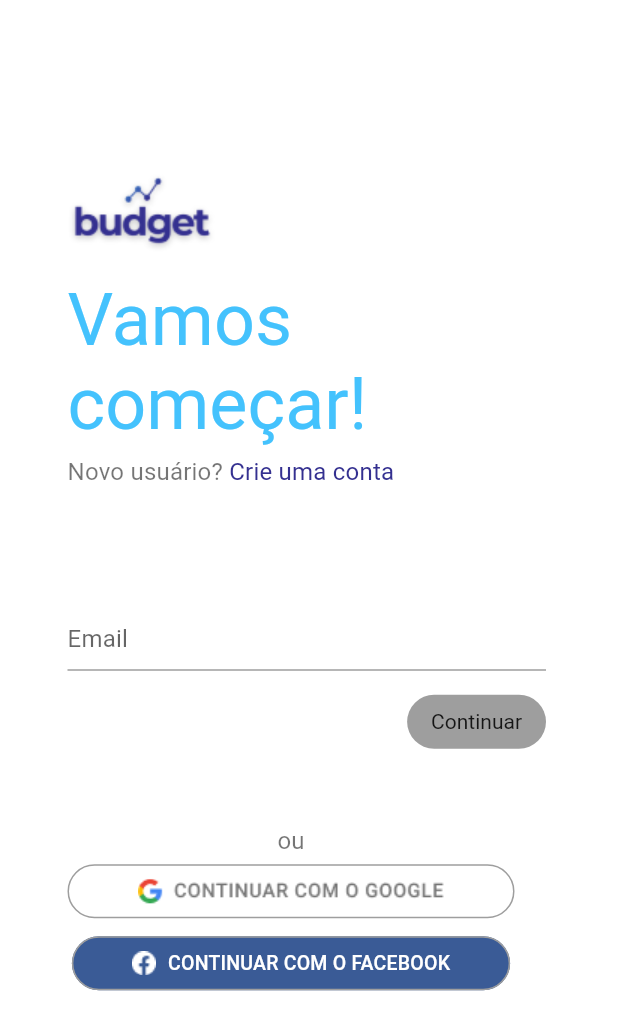
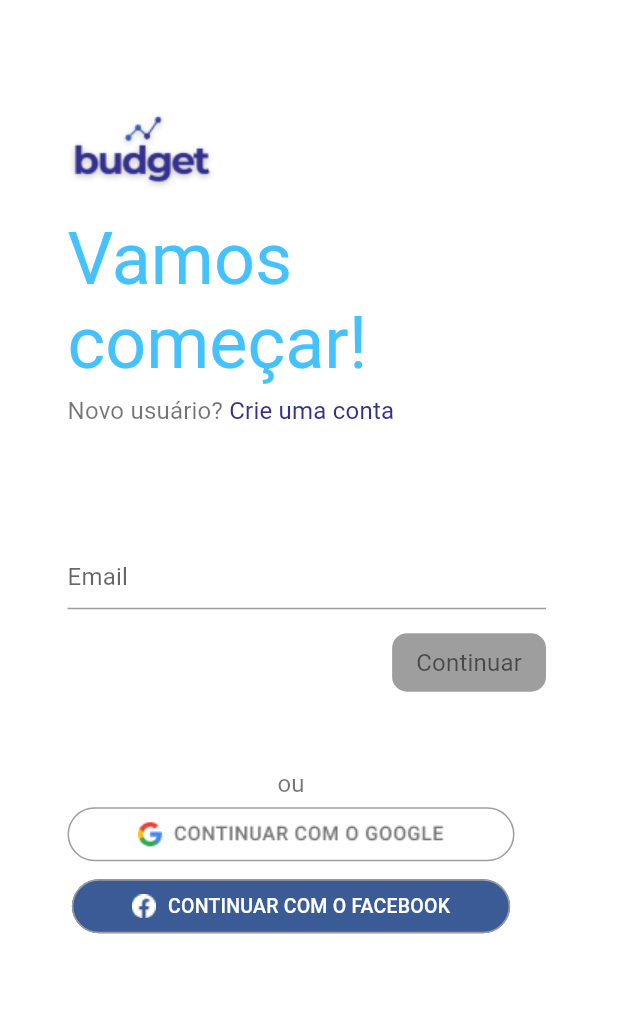
Before and after one commit to adensoares/raroacademy-budget, a Flutter app: the screen it shows after launch, after a tap on "Continuar", on a phone screen of 412 x 824 dp. Shown: the top 1030 px of the screen. Run offline on Flutter 3.47's test engine with Material 2 defaults, Android fonts, the phone set to English and light mode, and no system bars; missing offline and left inert: animated_card, validatorless; project files that could hold a hidden picture were left out.

Commit message:
validação da login page,  alteração na customtextFormField e adição da extensão ValidatorLess

```diff
--- a/lib/src/modules/login/login_page.dart
+++ b/lib/src/modules/login/login_page.dart
@@ -1,10 +1,12 @@
 import 'package:budget/src/modules/login/buttons/facebook/button_facebook_widget.dart';
 import 'package:budget/src/modules/login/buttons/google/button_google_widget.dart';
+import 'package:budget/src/shared/constants/app_colors.dart';
 import 'package:budget/src/shared/constants/app_text_styles.dart';
 import 'package:budget/src/shared/widgets/button_widget.dart';
 import 'package:budget/src/shared/widgets/custom_text_form_field.dart';
 import 'package:budget/src/shared/widgets/header_page_login_widget.dart';
 import 'package:flutter/material.dart';
+import 'package:validatorless/validatorless.dart';
 
 class LoginPage extends StatefulWidget {
   LoginPage({Key? key}) : super(key: key);
@@ -14,6 +16,9 @@ class LoginPage extends StatefulWidget {
 }
 
 class _LoginPageState extends State<LoginPage> {
+  final _formloginkey = GlobalKey<FormState>();
+  final emailEC = TextEditingController();
+
   @override
   Widget build(BuildContext context) {
     return Scaffold(
@@ -25,7 +30,7 @@ class _LoginPageState extends State<LoginPage> {
           child: Center(
             child: Padding(
               padding: const EdgeInsets.only(
-                  top: 115, bottom: 32, left: 45, right: 48),
+                  top: 74, bottom: 32, left: 45, right: 48),
               child: Column(
                 crossAxisAlignment: CrossAxisAlignment.start,
                 children: [
@@ -38,7 +43,20 @@ class _LoginPageState extends State<LoginPage> {
                         ontap: () {}),
                   ),
                   SizedBox(height: 64),
+                  Column(
+                    mainAxisSize: MainAxisSize.min,
+                    children: [
+                      Form(
+                        key: _formloginkey,
+                        child: Column(
+                          mainAxisSize: MainAxisSize.min,
+                          children: [
                             CustomTextFormField(
+                              controler: emailEC,
+                              validator: Validatorless.multiple([
+                                Validatorless.email('email inválido'),
+                                Validatorless.required('campo requerido!')
+                              ]),
                               labelText: 'Email',
                               hintText: 'insira seu email',
                             ),
@@ -48,15 +66,33 @@ class _LoginPageState extends State<LoginPage> {
                             Align(
                                 alignment: Alignment.centerRight,
                                 child: ButtonWidget(
-                      borderRadius: 34,
+                                  color: Colors.grey,
+                                  borderRadius: 10,
                                   child: Padding(
                                     padding: const EdgeInsets.only(
-                            top: 10, bottom: 10, right: 16, left: 16),
-                        child: Text('Continuar'),
+                                        top: 10,
+                                        bottom: 10,
+                                        right: 16,
+                                        left: 16),
+                                    child: Text(
+                                      'Continuar',
+                                      style: AppTextStyles.gray16w400Roboto,
                                     ),
-                      onTap: () {},
-                      color: Colors.grey,
                                   ),
+                                  onTap: () {
+                                    var formvalid = _formloginkey.currentState
+                                            ?.validate() ??
+                                        false;
+                                    if (formvalid) {
+                                      // * chamar a controler para tratar os dados
+
+                                    }
+                                  },
+                                )),
+                          ],
+                        ),
+                      ),
+                    ],
                   ),
                   SizedBox(
                     height: 52,
--- a/lib/src/shared/widgets/custom_text_form_field.dart
+++ b/lib/src/shared/widgets/custom_text_form_field.dart
@@ -1,17 +1,20 @@
+import 'package:flutter/material.dart';
+
 import 'package:budget/src/shared/constants/app_colors.dart';
 import 'package:budget/src/shared/constants/app_text_styles.dart';
-import 'package:flutter/material.dart';
 
 class CustomTextFormField extends StatelessWidget {
   const CustomTextFormField({
     Key? key,
     this.hintText,
     this.labelText,
+    this.helperText,
     this.keyboardType,
     this.suffixIcon,
     this.border,
-    this.helperText,
     this.onTap,
+    this.validator,
+    this.controler,
   }) : super(key: key);
 
   final String? hintText;
@@ -22,6 +25,8 @@ class CustomTextFormField extends StatelessWidget {
   final bool obscureText = false;
   final InputBorder? border;
   final void Function()? onTap;
+  final String? Function(String?)? validator;
+  final TextEditingController? controler;
 
   @override
   Widget build(BuildContext context) {
@@ -30,6 +35,8 @@ class CustomTextFormField extends StatelessWidget {
       obscureText: obscureText,
       cursorColor: AppColors.black,
       style: AppTextStyles.black16w400Roboto,
+      controller: controler,
+      validator: validator,
       onTap: onTap,
       decoration: InputDecoration(
         focusedBorder: UnderlineInputBorder(
--- a/pubspec.yaml
+++ b/pubspec.yaml
@@ -29,6 +29,7 @@ dependencies:
   # Use with the CupertinoIcons class for iOS style icons.
   cupertino_icons: ^1.0.2
   animated_card: ^2.0.0
+  validatorless: ^1.2.0
 
 
 
```
Lines whose indentation alone changed are shown as unchanged.
